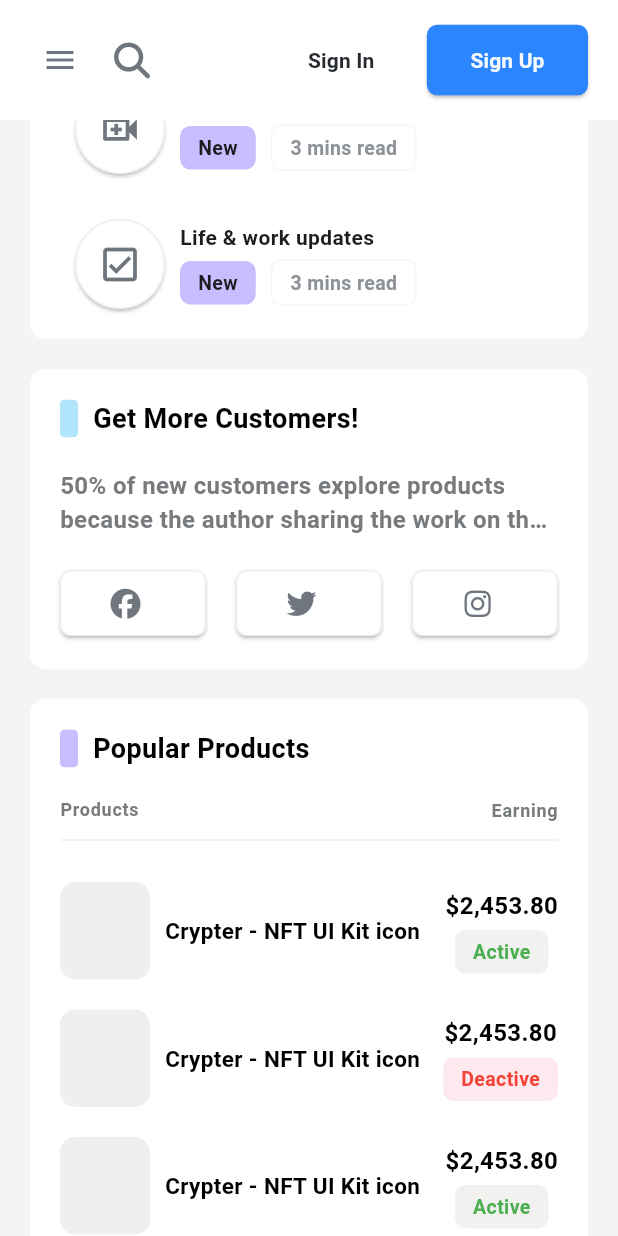
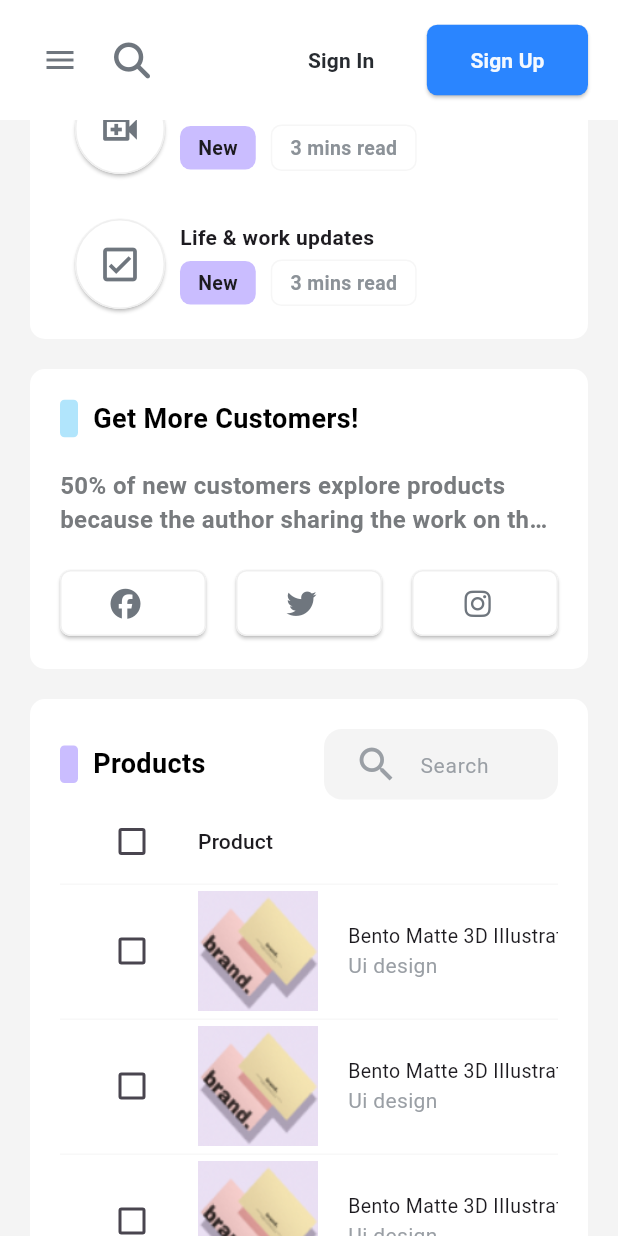
Before and after one commit to ayman429/responsive2, a Flutter app: the screen it shows after launch, scrolled down 576 dp, on a phone screen of 412 x 824 dp. Run offline on Flutter 3.47's test engine with Material 3 defaults, Android fonts, the phone set to English and light mode, and no system bars; our stand-ins replace device_preview, font_awesome_flutter; missing offline and left inert: hovering; network calls fail.

Commit message:
add product table

```diff
--- a/lib/main.dart
+++ b/lib/main.dart
@@ -1,5 +1,6 @@
 import 'package:device_preview/device_preview.dart';
 import 'package:flutter/foundation.dart';
+import 'package:flutter/gestures.dart';
 import 'package:flutter/material.dart';
 
 import 'my_home_page.dart';
@@ -20,6 +21,9 @@ class MyApp extends StatelessWidget {
   @override
   Widget build(BuildContext context) {
     return MaterialApp(
+      scrollBehavior: const MaterialScrollBehavior().copyWith(
+        dragDevices: {PointerDeviceKind.touch, PointerDeviceKind.mouse},
+      ),
       locale: DevicePreview.locale(context),
       builder: DevicePreview.appBuilder,
       debugShowCheckedModeBanner: false,
--- /dev/null
+++ b/lib/widgets/components/custom_text_field.dart
@@ -0,0 +1,56 @@
+import 'package:flutter/material.dart';
+
+class CustomTextField extends StatelessWidget {
+  const CustomTextField({
+    super.key,
+    required this.isActive,
+  });
+  final bool isActive;
+  @override
+  Widget build(BuildContext context) {
+    return Row(
+      children: [
+        Expanded(
+          child: Container(
+            height: 47,
+            padding: EdgeInsets.zero,
+            decoration: const BoxDecoration(
+              color: Color(0xFFF4F4F4),
+              borderRadius: BorderRadius.all(
+                Radius.circular(12),
+              ),
+            ),
+            child: const TextField(
+              maxLines: 1,
+              decoration: InputDecoration(
+                isDense: true, // Reduces internal padding
+                focusedBorder: OutlineInputBorder(
+                  borderSide: BorderSide(
+                    width: 2,
+                    color: Colors.blue,
+                  ),
+                  borderRadius: BorderRadius.all(
+                    Radius.circular(12),
+                  ),
+                ),
+                border: OutlineInputBorder(
+                  borderSide: BorderSide.none,
+                ),
+                prefixIcon: Padding(
+                  padding: EdgeInsetsDirectional.only(start: 20, end: 10),
+                  child: Icon(Icons.search, size: 30, color: Color(0xFF9A9FA5)),
+                ),
+                hintText: 'Search',
+                hintStyle: TextStyle(
+                  color: Color(0xFF9A9FA5),
+                  fontSize: 14,
+                ),
+              ),
+            ),
+          ),
+        ),
+        isActive ? const Spacer() : const SizedBox(),
+      ],
+    );
+  }
+}
--- a/lib/widgets/dashboard_disk_tab.dart
+++ b/lib/widgets/dashboard_disk_tab.dart
@@ -4,6 +4,7 @@ import 'comments.dart';
 import 'customers.dart';
 import 'popular_products.dart';
 import 'pro_tips.dart';
+import 'products.dart';
 import 'refund_requests.dart';
 
 class DashboardDiskTab extends StatelessWidget {
@@ -42,6 +43,7 @@ class DashboardDiskTab extends StatelessWidget {
                   children: [
                     ProTips(width: width),
                     Customers(width: width),
+                    Products(width: width),
                   ],
                 ),
               ),
--- a/lib/widgets/dashboard_mobile.dart
+++ b/lib/widgets/dashboard_mobile.dart
@@ -4,6 +4,7 @@ import 'comments.dart';
 import 'customers.dart';
 import 'popular_products.dart';
 import 'pro_tips.dart';
+import 'products.dart';
 import 'refund_requests.dart';
 
 class DashboardMobile extends StatelessWidget {
@@ -32,6 +33,7 @@ class DashboardMobile extends StatelessWidget {
           ),
           ProTips(width: width, end: 20),
           Customers(width: width, end: 20),
+          Products(width: width, end: 20),
           PopularProducts(width: width),
           Comments(width: width),
           RefundRequests(width: width),
--- a/lib/widgets/popular_products.dart
+++ b/lib/widgets/popular_products.dart
@@ -167,6 +167,7 @@ class ProductRow extends StatelessWidget {
             color: Color(0xFFEFEFEF),
             borderRadius: BorderRadius.all(Radius.circular(10)),
           ),
+          child: Image.asset("assets/images/img4.png", fit: BoxFit.fill),
         ),
         const SizedBox(width: 10),
         Expanded(
--- /dev/null
+++ b/lib/widgets/products.dart
@@ -0,0 +1,268 @@
+import 'package:flutter/material.dart';
+
+import 'components/custom_text_field.dart';
+import 'components/header_component.dart';
+
+class Products extends StatelessWidget {
+  const Products({
+    super.key,
+    required this.width,
+    this.end,
+  });
+
+  final double width;
+  final double? end;
+
+  @override
+  Widget build(BuildContext context) {
+    return Container(
+      margin: EdgeInsetsDirectional.only(
+          start: 20, top: 20, bottom: 20, end: end ?? 0),
+      padding: const EdgeInsets.all(20),
+      width: width,
+      decoration: const BoxDecoration(
+        color: Colors.white,
+        borderRadius: BorderRadius.all(Radius.circular(10)),
+      ),
+      child: Column(
+        crossAxisAlignment: CrossAxisAlignment.start,
+        children: [
+          Row(
+            children: [
+              Expanded(
+                flex: 2,
+                child: HeaderComponent(
+                  width: width,
+                  color: const Color(0xFFCABDFF),
+                  title: "Products",
+                ),
+              ),
+              // const Spacer(),
+              const SizedBox(width: 20),
+              const Expanded(flex: 2, child: CustomTextField(isActive: false)),
+              // const Spacer(flex: 2),
+            ],
+          ),
+          // const SizedBox(width: 20),
+          ProductTable(),
+        ],
+      ),
+    );
+  }
+}
+
+class ProductTable extends StatelessWidget {
+  ProductTable({
+    super.key,
+  });
+  final List<String>? columnsItems = [
+    'Product',
+    'Status',
+    'Price',
+    'Sales',
+    'Views',
+    'Likes'
+  ];
+  @override
+  Widget build(BuildContext context) {
+    return SingleChildScrollView(
+      scrollDirection: Axis.horizontal,
+      child: Theme(
+        data: Theme.of(context).copyWith(
+          dividerColor: const Color(0xFFF8F8F8),
+          dividerTheme: const DividerThemeData(
+            color: Color(0xFFF8F8F8),
+            space: 0,
+            thickness: 0,
+            indent: 0,
+            endIndent: 0,
+          ),
+        ),
+        child: DataTable(
+          columnSpacing: 20,
+          // dataRowMinHeight: 100,
+          // checkboxHorizontalMargin: 0,
+          // showCheckboxColumn: true,
+          // showBottomBorder: true,
+
+          // dividerThickness: 0,
+          dataRowMaxHeight: 90,
+
+          // border: const TableBorder(
+          //   horizontalInside: BorderSide(width: 0, color: Colors.transparent
+          //       //Colors.grey.shade50
+          //       //const Color(0xFFF8F8F8).withOpacity(0.9),
+          //       //Color(0xFFF8F8F8),
+          //       ),
+          // ),
+          columns: <DataColumn>[
+            DataColumn(
+              label: Checkbox(
+                value: false,
+                onChanged: (value) {},
+              ),
+            ),
+            for (var i = 0; i < 6; i++)
+              DataColumn(
+                label: Text(
+                  columnsItems![i],
+                ),
+              ),
+          ],
+          rows: <DataRow>[
+            for (var i = 0; i < 9; i++)
+              DataRow(
+                cells: <DataCell>[
+                  DataCell(Checkbox(
+                    value: false,
+                    onChanged: (value) {},
+                  )),
+                  const DataCell(ProductCell()),
+                  DataCell(StatusCell(i: i)),
+                  const DataCell(Padding(
+                    padding: EdgeInsetsDirectional.only(end: 40),
+                    child: Text(r'$98', style: TextStyle(fontSize: 13)),
+                  )),
+                  const DataCell(SalesCell()),
+                  const DataCell(Padding(
+                    padding: EdgeInsetsDirectional.only(end: 40),
+                    child: Text('48k'),
+                  )),
+                  const DataCell(Text('8')),
+                ],
+              ),
+          ],
+        ),
+      ),
+    );
+  }
+}
+
+class SalesCell extends StatelessWidget {
+  const SalesCell({
+    super.key,
+  });
+
+  @override
+  Widget build(BuildContext context) {
+    return const Padding(
+        padding: EdgeInsetsDirectional.only(end: 30),
+        child: Row(
+          children: [
+            CustomContainer(
+              textColor: Colors.black,
+              contColor: Color(0xFFE0DCE4),
+              title: r'$3,200',
+            ),
+            SizedBox(width: 10),
+            Icon(Icons.arrow_upward, size: 18, color: Color(0xFF8AC276)),
+            SizedBox(width: 10),
+            Text("55.8%", style: TextStyle(fontSize: 13)),
+          ],
+        ));
+  }
+}
+
+class StatusCell extends StatelessWidget {
+  const StatusCell({
+    super.key,
+    required this.i,
+  });
+  final int i;
+
+  @override
+  Widget build(BuildContext context) {
+    return Padding(
+      padding: const EdgeInsetsDirectional.only(end: 30),
+      child: CustomContainer(
+        textColor:
+            i % 2 == 0 ? const Color(0xFF8AC276) : const Color(0xFFFF6A55),
+        contColor:
+            i % 2 == 0 ? const Color(0xFFD9E6D3) : const Color(0xFFFECCCC),
+        title: i % 2 == 0 ? 'Active' : 'Inactive',
+      ),
+    );
+  }
+}
+
+class CustomContainer extends StatelessWidget {
+  const CustomContainer({
+    super.key,
+    required this.title,
+    required this.contColor,
+    required this.textColor,
+  });
+  final String title;
+  final Color contColor;
+  final Color textColor;
+
+  @override
+  Widget build(BuildContext context) {
+    return Container(
+      height: 30,
+      width: 80,
+      decoration: BoxDecoration(
+        color: contColor,
+        borderRadius: const BorderRadius.all(Radius.circular(7)),
+      ),
+      child: Center(
+        child: Padding(
+          padding: const EdgeInsets.symmetric(horizontal: 12, vertical: 5),
+          child: Text(
+            title,
+            style: TextStyle(
+              fontSize: 13,
+              // fontWeight: FontWeight.w700,
+              color: textColor,
+            ),
+          ),
+        ),
+      ),
+    );
+  }
+}
+
+class ProductCell extends StatelessWidget {
+  const ProductCell({
+    super.key,
+  });
+
+  @override
+  Widget build(BuildContext context) {
+    return Padding(
+      padding: const EdgeInsetsDirectional.only(end: 50),
+      child: Row(
+        children: [
+          Container(
+            width: 80,
+            height: 80,
+            decoration: BoxDecoration(
+              color: const Color(0xFFE9DFF3),
+              borderRadius: BorderRadius.circular(10),
+            ),
+            child: Image.asset("assets/images/img3.png", fit: BoxFit.fill),
+          ),
+          const SizedBox(width: 20),
+          const Column(
+            mainAxisAlignment: MainAxisAlignment.center,
+            crossAxisAlignment: CrossAxisAlignment.start,
+            children: [
+              Text(
+                'Bento Matte 3D IIIustration',
+                style: TextStyle(
+                  fontSize: 13,
+                ),
+              ),
+              Text(
+                'Ui design',
+                style: TextStyle(
+                  color: Color(0xFF9A9FA5),
+                ),
+              ),
+            ],
+          ),
+        ],
+      ),
+    );
+  }
+}
```
Also changed, not shown: lib/widgets/components/custom_drawer.dart (+8 -6 lines), lib/widgets/components/disktop_tablet_layout.dart (+2 -52 lines), assets/images/img3.png (added), assets/images/img4.png (added).
